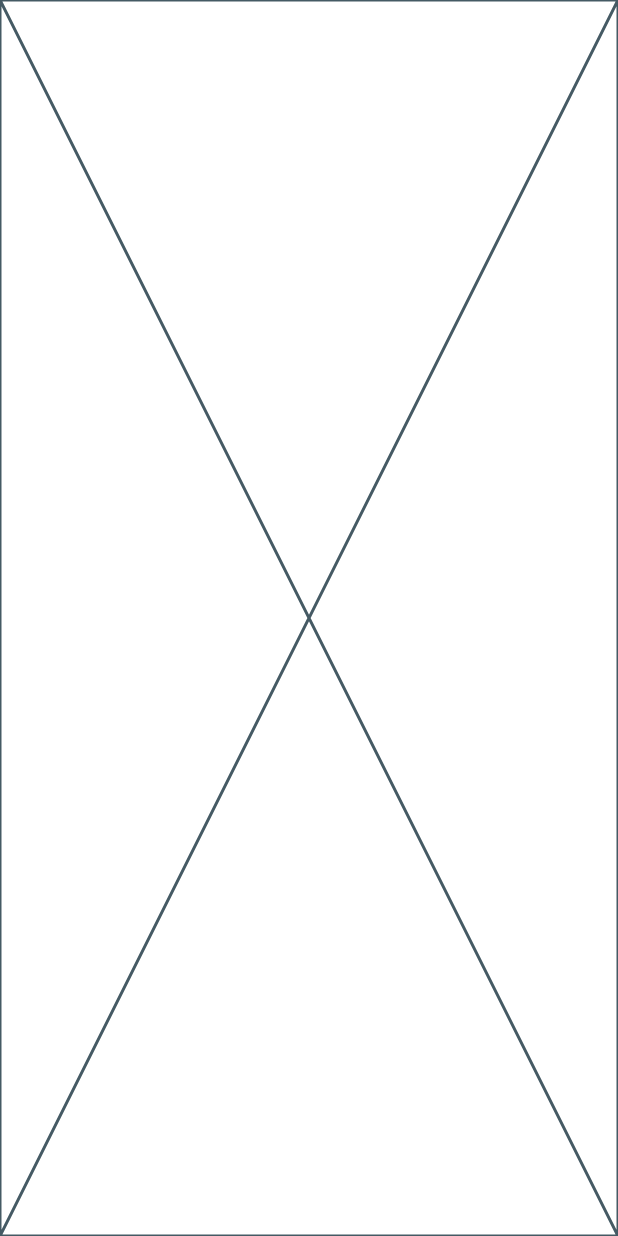
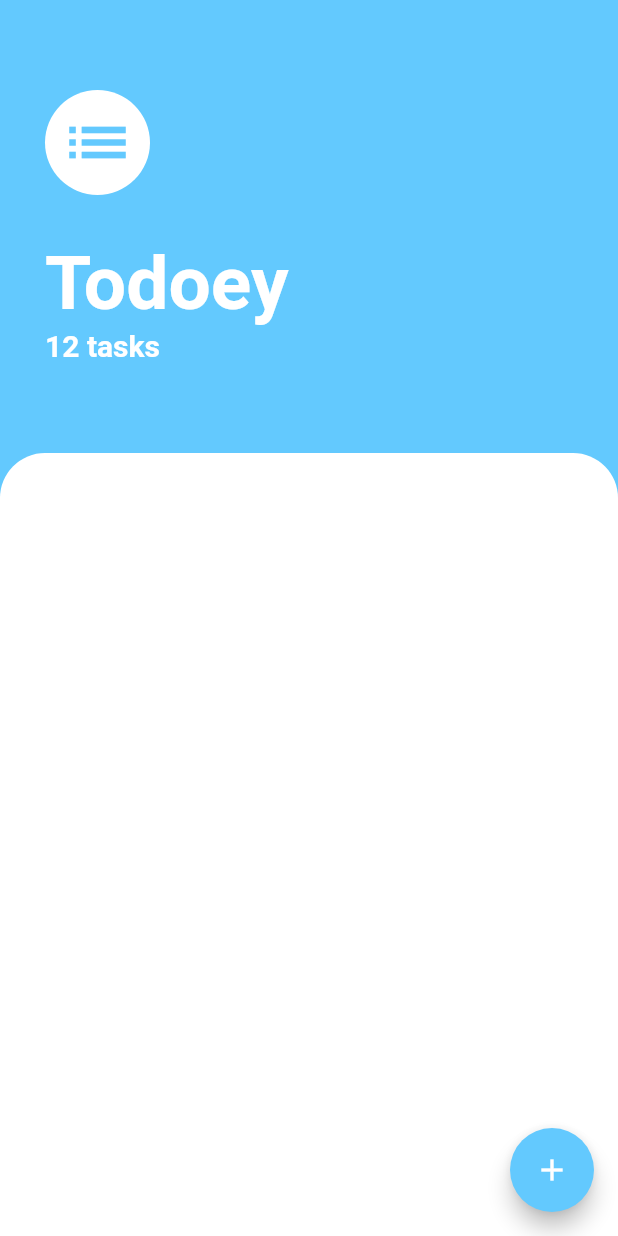
Before and after one commit to helzixxx/todoey_flu, a Flutter app: the screen it shows after launch, on a phone screen of 412 x 824 dp. Run offline on Flutter 3.47's test engine with Material 2 defaults, Android fonts, the phone set to English and light mode, and no system bars.

Commit message:
base frontend

```diff
--- /dev/null
+++ b/lib/constants.dart
@@ -0,0 +1,13 @@
+import 'package:flutter/material.dart';
+
+const TextStyle todoeyTextStyle = TextStyle(
+  color: Colors.white,
+  fontSize: 50.0,
+  fontWeight: FontWeight.bold,
+);
+
+const TextStyle tasksTextStyle = TextStyle(
+  color: Colors.white,
+  fontSize: 20.0,
+  fontWeight: FontWeight.bold,
+);
--- a/lib/main.dart
+++ b/lib/main.dart
@@ -1,4 +1,5 @@
 import 'package:flutter/material.dart';
+import 'screens/tasks_screen.dart';
 
 void main() {
   runApp(const MyApp());
@@ -9,6 +10,9 @@ class MyApp extends StatelessWidget {
 
   @override
   Widget build(BuildContext context) {
-    return const Placeholder();
+    return const MaterialApp(
+      debugShowCheckedModeBanner: false,
+      home: TasksScreen(),
+    );
   }
 }
--- /dev/null
+++ b/lib/screens/tasks_screen.dart
@@ -0,0 +1,66 @@
+import 'package:flutter/material.dart';
+import 'package:todoey_flu/constants.dart';
+
+class TasksScreen extends StatelessWidget {
+  const TasksScreen({super.key});
+
+  @override
+  Widget build(BuildContext context) {
+    return Scaffold(
+      backgroundColor: const Color(0xFF63C9FE),
+      body: Column(
+        crossAxisAlignment: CrossAxisAlignment.start,
+        children: [
+          Container(
+            padding: EdgeInsets.only(
+                top: 60.0, left: 30.0, right: 30.0, bottom: 30.0),
+            child: Column(
+              crossAxisAlignment: CrossAxisAlignment.start,
+              children: [
+                CircleAvatar(
+                  radius: 35.0,
+                  backgroundColor: Colors.white,
+                  child: Icon(
+                    Icons.list,
+                    size: 50.0,
+                    color: Color(0xFF63C9FE),
+                  ),
+                ),
+                SizedBox(
+                  height: 30.0,
+                ),
+                Text(
+                  'Todoey',
+                  style: todoeyTextStyle,
+                ),
+                Text(
+                  '12 tasks',
+                  style: tasksTextStyle,
+                ),
+                SizedBox(
+                  height: 30.0,
+                ),
+              ],
+            ),
+          ),
+          Expanded(
+            child: Container(
+              height: 100.0,
+              decoration: BoxDecoration(
+                color: Colors.white,
+                borderRadius: BorderRadius.only(
+                    topLeft: Radius.circular(30.0),
+                    topRight: Radius.circular(30.0)),
+              ),
+            ),
+          ),
+        ],
+      ),
+      floatingActionButton: FloatingActionButton(
+        onPressed: () {},
+        backgroundColor: const Color(0xFF63C9FE),
+        child: Icon(Icons.add),
+      ),
+    );
+  }
+}
```
